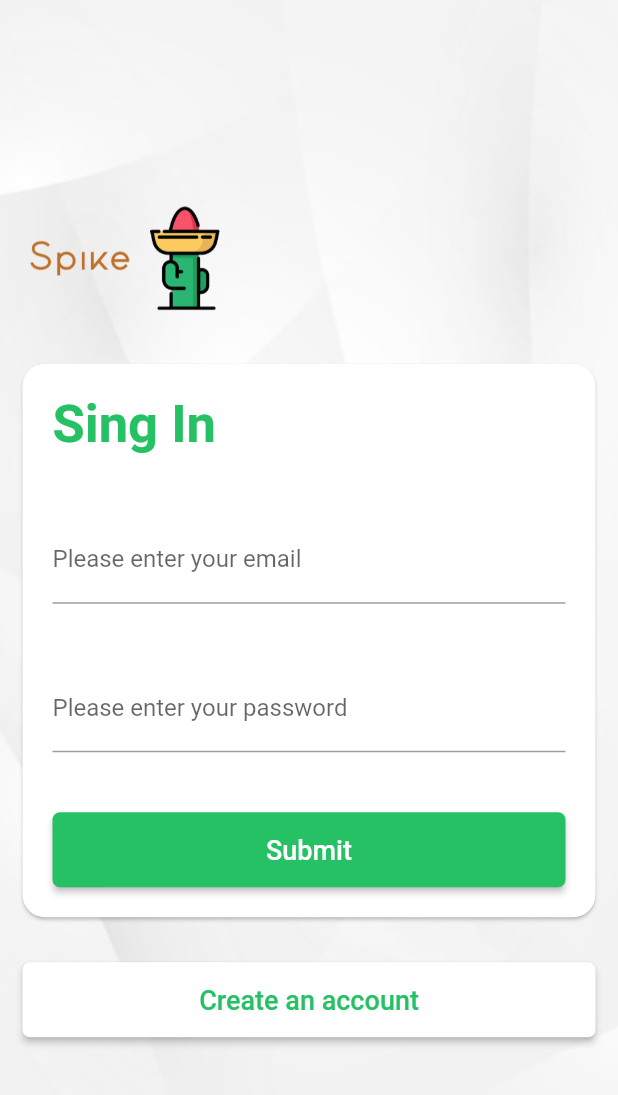
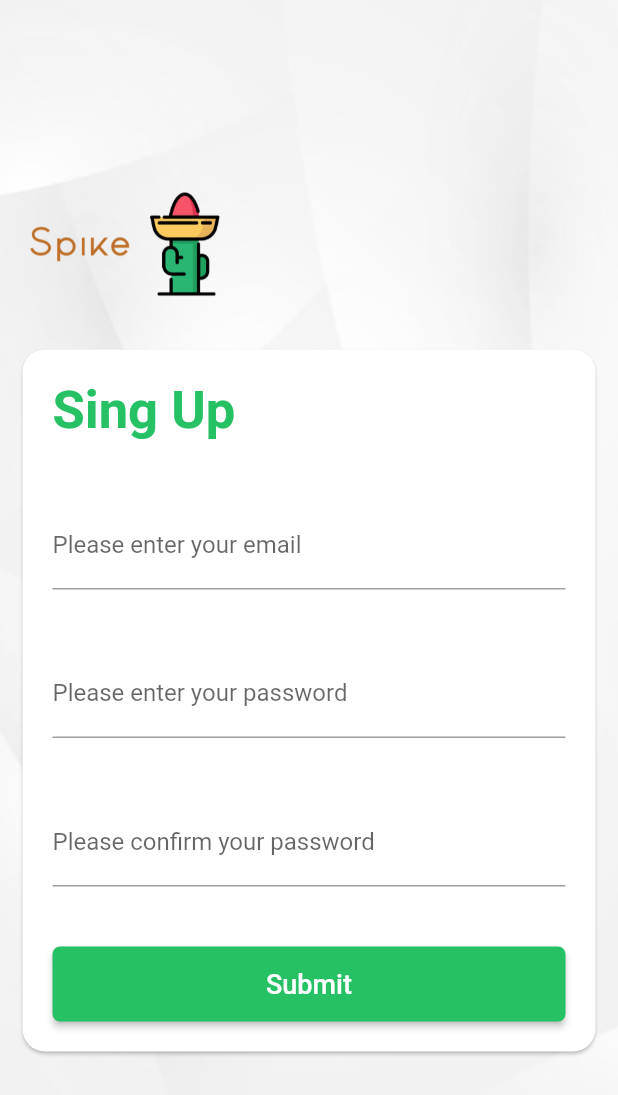
Before and after one commit to SalimVazquez/spike, a Flutter app: the screen it shows after launch, after a tap on "Create an account", on a phone screen of 412 x 824 dp. Shown: the top 1095 px of the screen. Run offline on Flutter 3.47's test engine with Material 2 defaults, Android fonts, the phone set to English and light mode, and no system bars.

Commit message:
Added Register View

```diff
--- a/lib/main.dart
+++ b/lib/main.dart
@@ -1,5 +1,6 @@
 import 'package:flutter/material.dart';
 import 'src/pages/login.dart';
+import 'src/pages/register.dart';
 
 void main() {
   runApp(MaterialApp(
@@ -8,6 +9,7 @@ void main() {
     initialRoute: '/',
     routes: {
       '/': (context) => Login(),
+      '/register': (context) => Register(),
     },
   ));
 }
--- /dev/null
+++ b/lib/src/pages/register.dart
@@ -0,0 +1,97 @@
+import 'package:flutter/material.dart';
+
+class Register extends StatelessWidget {
+  @override
+  Widget build(BuildContext context) {
+    return Scaffold(
+      body: Container(
+        alignment: Alignment.center,
+        constraints: BoxConstraints.expand(),
+        decoration: BoxDecoration(
+          image: DecorationImage(
+              image: AssetImage('assets/images/background.jpg'),
+              fit: BoxFit.cover),
+        ),
+        child: SingleChildScrollView(
+          child: Center(
+            child: Column(
+              mainAxisAlignment: MainAxisAlignment.center,
+              crossAxisAlignment: CrossAxisAlignment.center,
+              children: <Widget>[
+                Container(
+                  alignment: Alignment.topLeft,
+                  padding: EdgeInsets.all(20.0),
+                  child: Image.asset('assets/images/logoSpike.png'),
+                  height: 110.0,
+                ),
+                Card(
+                  shape: RoundedRectangleBorder(
+                      borderRadius: BorderRadius.circular(15)),
+                  margin: EdgeInsets.all(15),
+                  child: Column(
+                    children: <Widget>[
+                      Container(
+                        padding: EdgeInsets.all(20.0),
+                        alignment: Alignment.topLeft,
+                        child: Text(
+                          'Sing Up',
+                          style: TextStyle(
+                              fontSize: 35,
+                              fontWeight: FontWeight.bold,
+                              color: Color.fromRGBO(38, 193, 101, 1)),
+                        ),
+                      ),
+                      Padding(
+                        padding: EdgeInsets.all(20.0),
+                        child: TextField(
+                          decoration: InputDecoration(
+                              labelText: 'Please enter your email'),
+                        ),
+                      ),
+                      Padding(
+                        padding: EdgeInsets.all(20.0),
+                        child: TextField(
+                          decoration: InputDecoration(
+                              labelText: 'Please enter your password'),
+                          obscureText: true,
+                        ),
+                      ),
+                      Padding(
+                        padding: EdgeInsets.all(20.0),
+                        child: TextField(
+                          decoration: InputDecoration(
+                              labelText: 'Please confirm your password'),
+                          obscureText: true,
+                        ),
+                      ),
+                      Padding(
+                        padding: EdgeInsets.all(20.0),
+                        child: SizedBox(
+                          height: 50,
+                          width: 400,
+                          child: RaisedButton(
+                            shape: new RoundedRectangleBorder(
+                                borderRadius: new BorderRadius.circular(5.0)),
+                            onPressed: () {
+                              Navigator.pushNamed(context, '/');
+                            },
+                            textColor: Colors.white,
+                            child: Text(
+                              'Submit',
+                              style: TextStyle(fontSize: 18),
+                            ),
+                            color: Color.fromRGBO(38, 193, 101, 1),
+                          ),
+                        ),
+                      ),
+                    ],
+                  ),
+                ),
+              ],
+            ),
+          ),
+        ),
+      ),
+    );
+  }
+}
```
